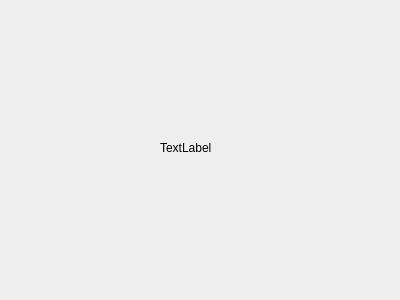
First picture: the form in QT_frontend/DLLPincode/error_dialog.ui, repository Kooalaa/BankSimul-project, before the edit.
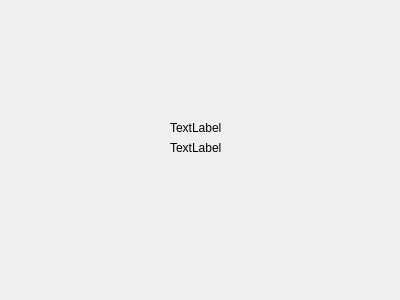
Second picture: the form after the edit.

```diff
--- a/QT_frontend/DLLPincode/error_dialog.ui
+++ b/QT_frontend/DLLPincode/error_dialog.ui
@@ -16,7 +16,20 @@
   <widget class="QLabel" name="label">
    <property name="geometry">
     <rect>
-     <x>160</x>
+     <x>170</x>
+     <y>120</y>
+     <width>55</width>
+     <height>16</height>
+    </rect>
+   </property>
+   <property name="text">
+    <string>TextLabel</string>
+   </property>
+  </widget>
+  <widget class="QLabel" name="label_2">
+   <property name="geometry">
+    <rect>
+     <x>170</x>
      <y>140</y>
      <width>55</width>
      <height>16</height>
```
